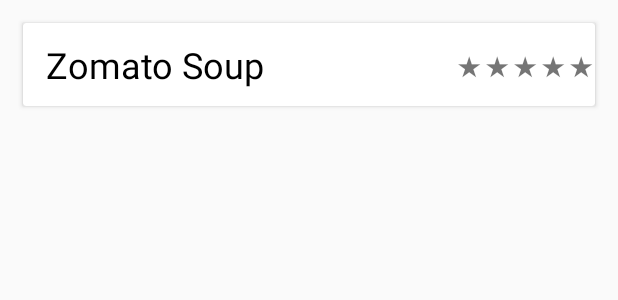
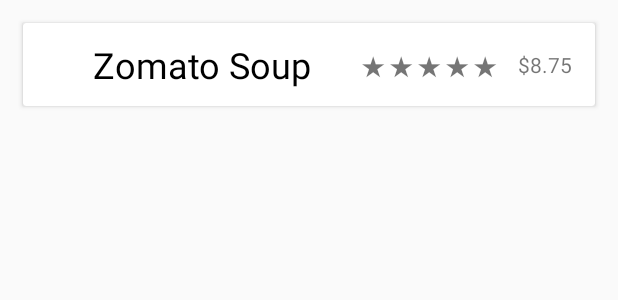
Before and after one commit to BL-CoderOvertime/Project-Week-Unit-2, an Android app: the layout menu_list_content.xml on its own in the app's theme, with its tools: preview values and no code run, on a phone screen of 412 x 824 dp. Shown: the top 300 px of the screen. Run offline under Robolectric (Android 15) with nearby library versions, the phone set to English and light mode, and no system bars.

Commit message:
Fleshed out user_history_list_content RecyclerView Card Model

```diff
--- a/app/src/main/res/layout/menu_list_content.xml
+++ b/app/src/main/res/layout/menu_list_content.xml
@@ -13,21 +13,32 @@
 
         <TextView
             android:id="@+id/menu_list_name"
+            android:layout_width="224dp"
+            android:layout_height="match_parent"
+            android:gravity="center"
+            android:paddingStart="15dp"
             android:text="Zomato Soup"
             android:textColor="#000"
-            android:textSize="24dp"
-            android:paddingStart="15dp"
-            android:gravity="center"
-            android:layout_width="wrap_content"
-            android:layout_height="match_parent" />
+            android:textSize="24dp" />
 
         <TextView
             android:id="@+id/menu_list_rating"
+            android:layout_width="157dp"
+            android:layout_height="match_parent"
+            android:layout_gravity="center_vertical|right"
+            android:gravity="center_vertical"
             android:text="⋆⋆⋆⋆⋆"
-            android:layout_gravity="center_vertical|right"
-            android:textSize="40dp"
+            android:textSize="40dp" />
+
+        <TextView
+            android:id="@+id/menu_list_price"
             android:layout_width="wrap_content"
-            android:layout_height="match_parent" />
+            android:layout_height="match_parent"
+            android:layout_gravity="right"
+            android:gravity="center"
+            android:layout_marginEnd="15dp"
+
+            android:text="$8.75" />
 
     </android.support.v7.widget.CardView>
 </android.support.constraint.ConstraintLayout>
```
Also changed, not shown: app/src/main/res/layout/restaurant_list_content.xml (+8 -7 lines), app/src/main/res/layout/user_history_list_content.xml (+70 -2 lines).
